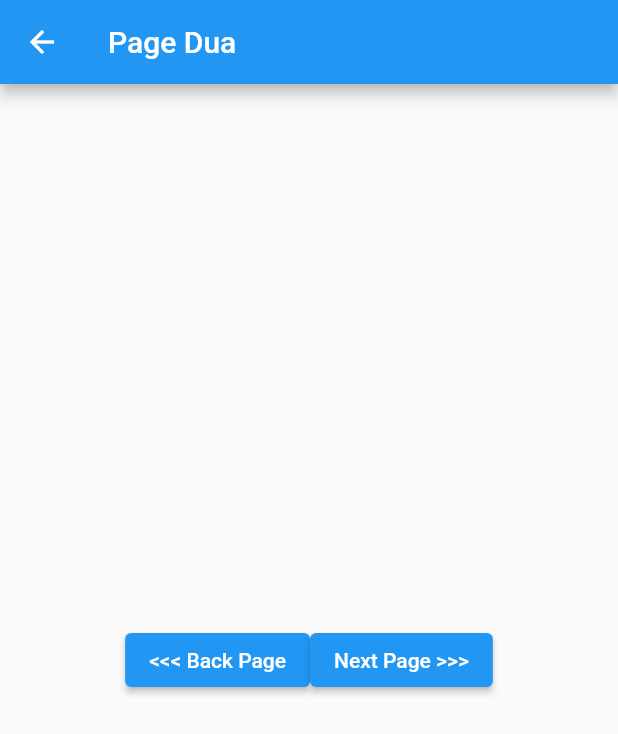
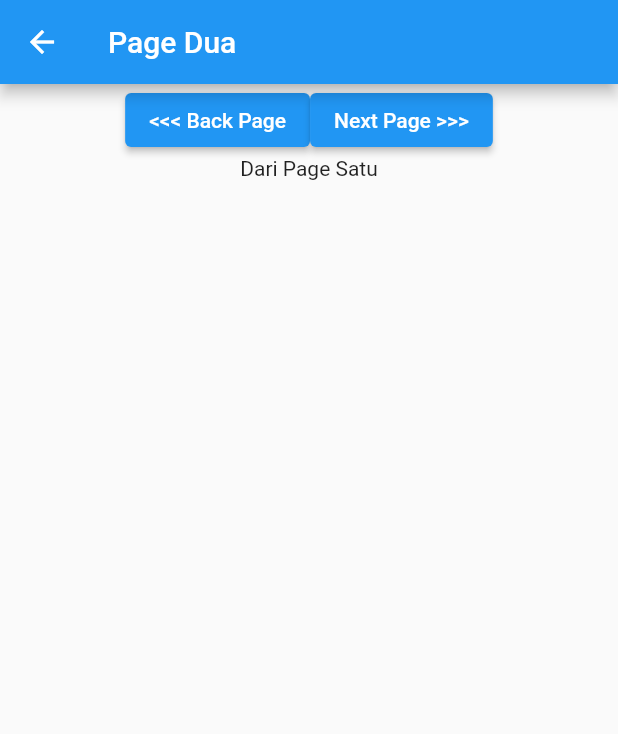
Before and after one commit to mlatifr/flutter_76_getx_navigation, a Flutter app: the screen it shows after launch, after a tap on "Next Page >>>", on a phone screen of 412 x 824 dp. Shown: the top 734 px of the screen. Run offline on Flutter 3.47's test engine with Material 2 defaults, Android fonts, the phone set to English and light mode, and no system bars; our stand-ins replace get.

Commit message:
parsing data Argument page 1 > page 2

```diff
--- a/lib/pages/page1.dart
+++ b/lib/pages/page1.dart
@@ -17,7 +17,7 @@ class PageSatu extends StatelessWidget {
           children: [
             ElevatedButton(
                 onPressed: () {
-                  Get.to(() => PageDua());
+                  Get.to(() => PageDua(), arguments: 'Dari Page Satu');
                 },
                 child: Text('Next Page >>>'))
           ],
--- a/lib/pages/page2.dart
+++ b/lib/pages/page2.dart
@@ -12,7 +12,9 @@ class PageDua extends StatelessWidget {
         title: Text('Page Dua'),
       ),
       body: Center(
-        child: Row(
+        child: Column(
+          children: [
+            Row(
               mainAxisAlignment: MainAxisAlignment.center,
               children: [
                 ElevatedButton(
@@ -27,6 +29,9 @@ class PageDua extends StatelessWidget {
                     child: Text('Next Page >>>')),
               ],
             ),
+            Text(Get.arguments.toString())
+          ],
+        ),
       ),
     );
   }
```
Lines whose indentation alone changed are shown as unchanged.
